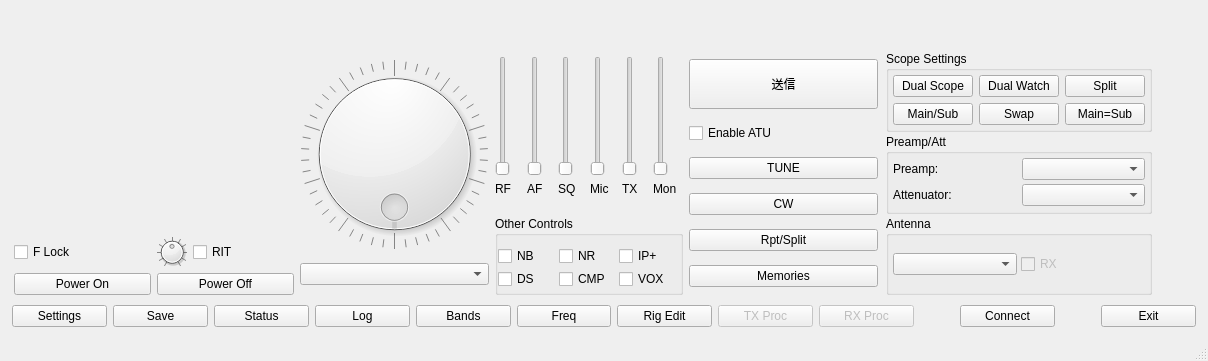
The window that src/wfmain.ui (kazushinjo/wfview-mac) describes before a commit, drawn with Qt 5.
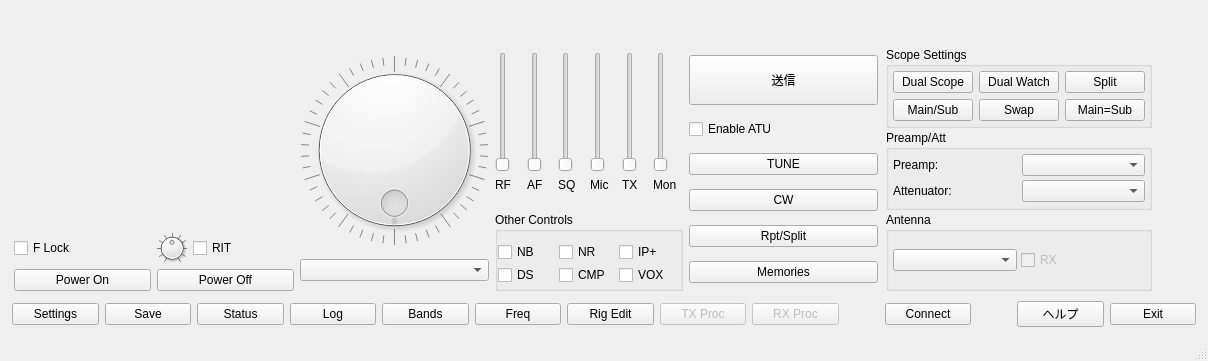
The same window after the commit. Custom widgets are drawn as their Qt base class.

Commit message:
Add Help button to main window
Opens docs/操作説明書.md in a QTextBrowser dialog; the docs folder is
now bundled into Contents/Resources alongside the rig definitions.

The edit to the form file:
```diff
--- a/src/wfmain.ui
+++ b/src/wfmain.ui
@@ -1359,6 +1359,19 @@
          </property>
         </spacer>
        </item>
+       <item>
+        <widget class="QPushButton" name="helpBtn">
+         <property name="focusPolicy">
+          <enum>Qt::NoFocus</enum>
+         </property>
+         <property name="toolTip">
+          <string>操作説明書を表示します</string>
+         </property>
+         <property name="text">
+          <string>ヘルプ</string>
+         </property>
+        </widget>
+       </item>
        <item>
         <widget class="QPushButton" name="exitBtn">
          <property name="font">
```
The commit also changes 3 other files.
